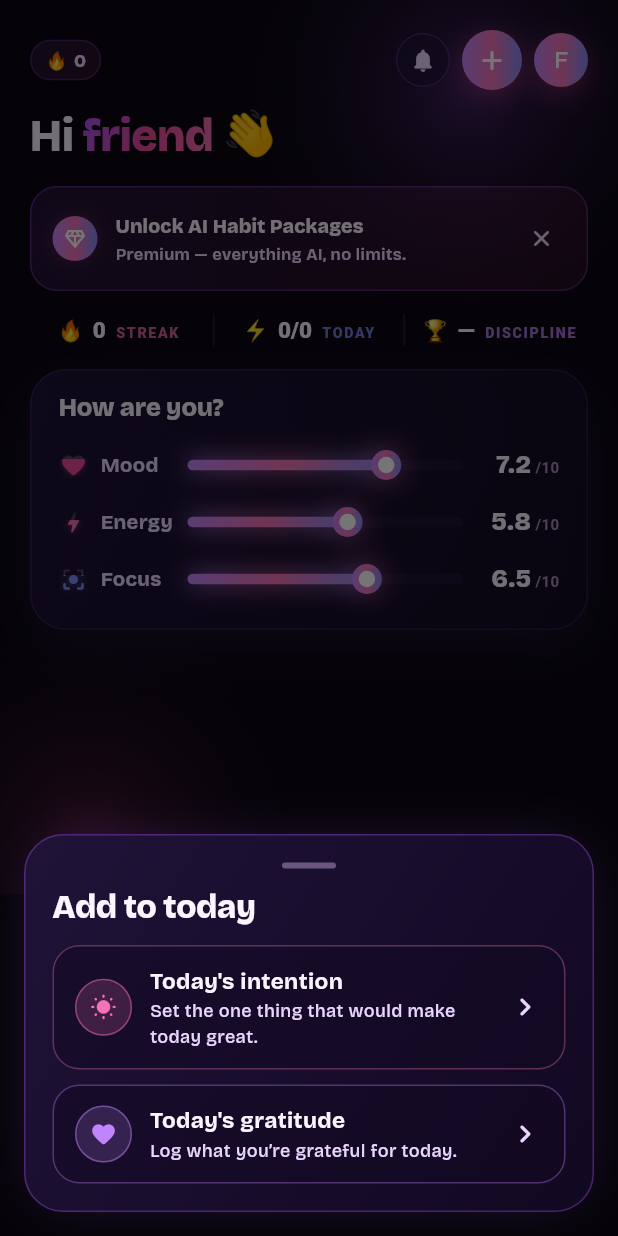
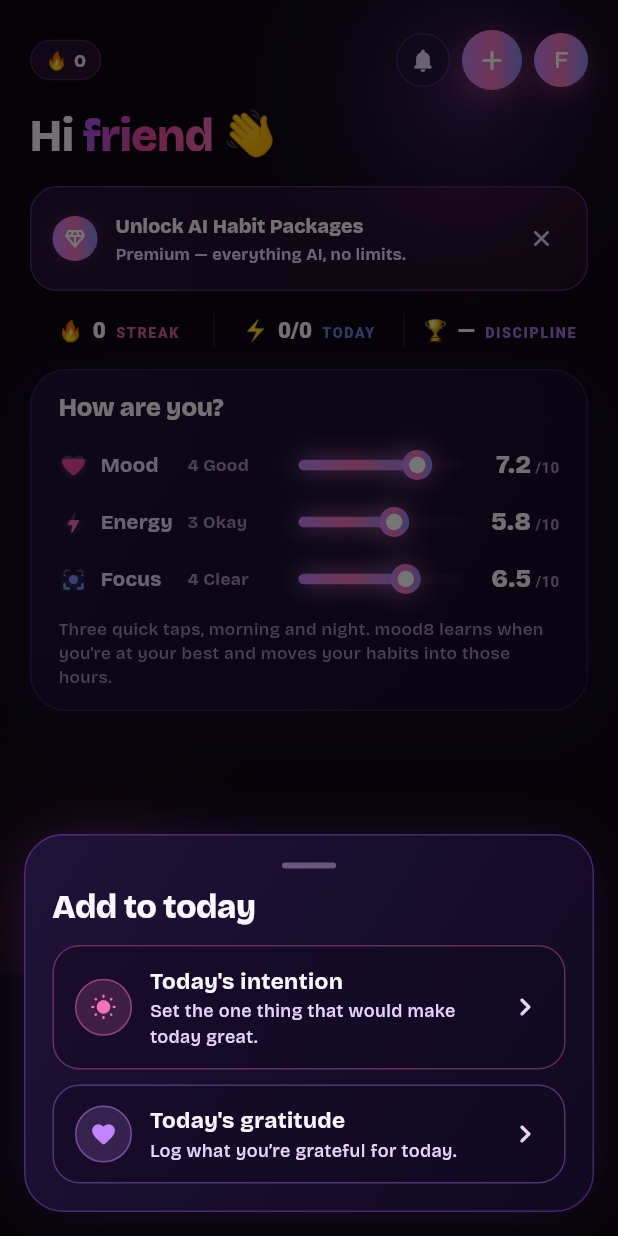
Before and after one commit to Overover1400/mood8, a Flutter app: the HomeScreen screen opened directly, after a tap on the "add" icon, on a phone screen of 412 x 824 dp. Run offline on Flutter 3.47's test engine with Material 3 defaults, Android fonts, the phone set to English and light mode, and no system bars; drawn by our look-alikes of flutter_animate; our stand-ins replace app_links, audioplayers, confetti, email_validator, firebase_core, firebase_crashlytics and 13 more; missing offline and left inert: dart:html; accounts and stored records are empty; statements that could not run were skipped.

Commit message:
feat(adaptation): the closed loop — engine card, 1-5 check-in scale
Spec v3.0 sections 2.1.1, 2.2, 3.2, 9.3, 9.4.

- AdaptationService + AdaptationCard: one inline card, one sentence,
  two buttons, max once a day (spec 10.4). No new screen, no settings.
- Check-in sliders now show the 1-5 level and its word (Very low ..
  Great / Exhausted .. Full / Scattered .. Sharp) plus the explainer
  line, so the three controls finally state what they measure.
- Storage stays a 0-1 double; only the readout is quantised, so
  existing history keeps working.

Backend pairs: rule-based adaptation engine, efficacy measurement
(14d before/after every accepted change) and cold-start cohort
intelligence with a 50-user minimum.

Co-Authored-By: Claude Opus 5 <noreply@anthropic.com>

```diff
--- a/lib/screens/home_screen.dart
+++ b/lib/screens/home_screen.dart
@@ -21,6 +21,7 @@ import '../models/sfx_type.dart';
 import '../models/share_card_data.dart';
 import 'share_progress_screen.dart';
 import '../models/user_profile.dart';
+import '../widgets/adaptation_card.dart';
 import '../services/adaptive_routine_service.dart';
 import '../services/badge_service.dart';
 import '../services/effects_service.dart';
@@ -663,6 +664,15 @@ class _HomeScreenState extends State<HomeScreen> {
                               begin: -0.15,
                               end: 0,
                               curve: Curves.easeOutCubic),
+                      // The adaptation engine's one visible surface:
+                      // a single inline card, at most once a day,
+                      // renders itself only when the server has
+                      // something concrete to propose (spec 10.4).
+                      AdaptationCard(
+                        onResolved: () {
+                          if (mounted) setState(() {});
+                        },
+                      ),
                       ValueListenableBuilder<Box<Reflection>>(
                         valueListenable: _reflections.watchReflections(),
                         builder: (context, _, _) {
@@ -1775,6 +1785,9 @@ class _MoodHeroCard extends StatelessWidget {
           Column(
             key: TutorialTargets.moodSliders,
             children: [
+              // 1–5 scale with the words shown (spec 2.1.1). Ten
+              // levels of mood twice a day is noise; five is a signal
+              // the adaptation engine can actually correlate against.
               CompactGlowSlider(
                 label: 'Mood',
                 icon: Icons.favorite_rounded,
@@ -1782,6 +1795,9 @@ class _MoodHeroCard extends StatelessWidget {
                 onChanged: onMood,
                 onChangeEnd: onSliderEnd,
                 fillTone: AppColors.pink,
+                levelLabels: const [
+                  'Very low', 'Low', 'Okay', 'Good', 'Great',
+                ],
               ),
               CompactGlowSlider(
                 label: 'Energy',
@@ -1790,6 +1806,9 @@ class _MoodHeroCard extends StatelessWidget {
                 onChanged: onEnergy,
                 onChangeEnd: onSliderEnd,
                 fillTone: AppColors.pinkLight,
+                levelLabels: const [
+                  'Exhausted', 'Tired', 'Okay', 'Energetic', 'Full',
+                ],
               ),
               CompactGlowSlider(
                 label: 'Focus',
@@ -1798,6 +1817,20 @@ class _MoodHeroCard extends StatelessWidget {
                 onChanged: onFocus,
                 onChangeEnd: onSliderEnd,
                 fillTone: AppColors.blueAccent,
+                levelLabels: const [
+                  'Scattered', 'Foggy', 'Okay', 'Clear', 'Sharp',
+                ],
+              ),
+              const SizedBox(height: 6),
+              Text(
+                'Three quick taps, morning and night. mood8 learns when '
+                'you\'re at your best and moves your habits into those '
+                'hours.',
+                style: TextStyle(
+                  color: BrandColors.inkDim(context),
+                  fontSize: 11.5,
+                  height: 1.4,
+                ),
               ),
             ],
           ),
--- /dev/null
+++ b/lib/widgets/adaptation_card.dart
@@ -0,0 +1,223 @@
+import 'package:flutter/material.dart';
+import 'package:flutter_animate/flutter_animate.dart';
+import 'package:google_fonts/google_fonts.dart';
+
+import '../services/adaptation_service.dart';
+import '../services/haptic_service.dart';
+import '../theme/app_theme.dart';
+
+/// The adaptation card — the one place the engine is visible.
+///
+/// Spec 10.4: one card, one sentence, two buttons. It appears inline in
+/// the normal flow, never as its own screen, at most once a day, and it
+/// is always dismissible. Everything the engine knows is compressed
+/// into a single sentence the user can accept or ignore in one tap.
+class AdaptationCard extends StatefulWidget {
+  const AdaptationCard({super.key, this.onResolved});
+
+  /// Called after the user accepts or declines, so the host screen can
+  /// refresh (an accepted time change alters today's schedule).
+  final VoidCallback? onResolved;
+
+  @override
+  State<AdaptationCard> createState() => _AdaptationCardState();
+}
+
+class _AdaptationCardState extends State<AdaptationCard> {
+  AdaptationProposal? _proposal;
+  bool _busy = false;
+  bool _done = false;
+  String? _closing;
+
+  @override
+  void initState() {
+    super.initState();
+    _load();
+  }
+
+  Future<void> _load() async {
+    final p = await AdaptationService().todaysProposal();
+    if (!mounted) return;
+    setState(() => _proposal = p);
+  }
+
+  Future<void> _respond(bool accept) async {
+    final p = _proposal;
+    if (p == null || _busy) return;
+    setState(() => _busy = true);
+    HapticService().light();
+    final ok = accept
+        ? await AdaptationService().accept(p.id)
+        : await AdaptationService().decline(p.id);
+    if (!mounted) return;
+    setState(() {
+      _busy = false;
+      _done = true;
+      _closing = ok
+          ? (accept
+              ? 'Done — updated. We\'ll check in two weeks whether it helped.'
+              : 'Kept as it is.')
+          : 'Couldn\'t save that — try again later.';
+    });
+    widget.onResolved?.call();
+    // Let the confirmation sit for a moment, then collapse the card.
+    Future<void>.delayed(const Duration(seconds: 4), () {
+      if (mounted) setState(() => _proposal = null);
+    });
+  }
+
+  @override
+  Widget build(BuildContext context) {
+    final p = _proposal;
+    if (p == null) return const SizedBox.shrink();
+
+    return Padding(
+      padding: const EdgeInsets.only(top: 18),
+      child: Container(
+        padding: const EdgeInsets.fromLTRB(16, 15, 16, 14),
+        decoration: BoxDecoration(
+          gradient: LinearGradient(
+            begin: Alignment.topLeft,
+            end: Alignment.bottomRight,
+            colors: [
+              AppColors.purple.withValues(alpha: 0.18),
+              BrandColors.bgCard(context).withValues(alpha: 0.94),
+            ],
+          ),
+          borderRadius: BorderRadius.circular(20),
+          border: Border.all(
+            color: AppColors.purple.withValues(alpha: 0.34),
+          ),
+          boxShadow: [
+            BoxShadow(
+              color: Colors.black.withValues(alpha: 0.22),
+              blurRadius: 18,
+              spreadRadius: -8,
+              offset: const Offset(0, 6),
+            ),
+          ],
+        ),
+        child: Column(
+          crossAxisAlignment: CrossAxisAlignment.start,
+          children: [
+            Row(
+              children: [
+                Icon(Icons.auto_fix_high_rounded,
+                    size: 17, color: AppColors.pinkLight),
+                const SizedBox(width: 7),
+                Text(
+                  'YOUR PLAN, ADJUSTED',
+                  style: TextStyle(
+                    color: BrandColors.inkDim(context),
+                    fontSize: 10,
+                    fontWeight: FontWeight.w800,
+                    letterSpacing: 1.5,
+                  ),
+                ),
+              ],
+            ),
+            const SizedBox(height: 10),
+            if (_done)
+              Text(
+                _closing ?? '',
+                style: TextStyle(
+                  color: BrandColors.inkSoft(context),
+                  fontSize: 14.5,
+                  height: 1.45,
+                ),
+              )
+            else ...[
+              Text(
+                p.rationale,
+                style: GoogleFonts.plusJakartaSans(
+                  color: BrandColors.ink(context),
+                  fontSize: 15,
+                  height: 1.45,
+                  fontWeight: FontWeight.w600,
+                ),
+              ),
+              const SizedBox(height: 14),
+              Row(
+                children: [
+                  Expanded(
+                    child: _Btn(
+                      label: p.acceptLabel,
+                      primary: true,
+                      busy: _busy,
+                      onTap: () => _respond(true),
+                    ),
+                  ),
+                  const SizedBox(width: 10),
+                  Expanded(
+                    child: _Btn(
+                      label: p.declineLabel,
+                      primary: false,
+                      busy: _busy,
+                      onTap: () => _respond(false),
+                    ),
+                  ),
+                ],
+              ),
+            ],
+          ],
+        ),
+      )
+          .animate()
+          .fadeIn(duration: 420.ms)
+          .slideY(begin: 0.08, end: 0, curve: Curves.easeOutCubic),
+    );
+  }
+}
+
+class _Btn extends StatelessWidget {
+  const _Btn({
+    required this.label,
+    required this.primary,
+    required this.busy,
+    required this.onTap,
+  });
+
+  final String label;
+  final bool primary;
+  final bool busy;
+  final VoidCallback onTap;
+
+  @override
+  Widget build(BuildContext context) {
+    return Material(
+      color: Colors.transparent,
+      child: InkWell(
+        borderRadius: BorderRadius.circular(22),
+        onTap: busy ? null : onTap,
+        child: Container(
+          padding: const EdgeInsets.symmetric(vertical: 11),
+          alignment: Alignment.center,
+          decoration: BoxDecoration(
+            gradient: primary
+                ? LinearGradient(colors: [
+                    AppColors.purpleLight,
+                    AppColors.pinkLight,
+                  ])
+                : null,
+            color: primary
+                ? null
+                : BrandColors.bgDeep(context).withValues(alpha: 0.5),
+            borderRadius: BorderRadius.circular(22),
+            border: primary
+                ? null
+                : Border.all(
+                    color: AppColors.purple.withValues(alpha: 0.34)),
+          ),
+          child: Text(
+            label,
+            style: TextStyle(
+              color: primary ? Colors.white : BrandColors.inkSoft(context),
+              fontSize: 13.5,
+              fontWeight: FontWeight.w800,
+            ),
+          ),
+        ),
+      ),
+    );
+  }
+}
--- a/lib/widgets/glow_slider.dart
+++ b/lib/widgets/glow_slider.dart
@@ -193,6 +193,7 @@ class CompactGlowSlider extends StatefulWidget {
     required this.onChanged,
     this.onChangeEnd,
     this.fillTone,
+    this.levelLabels,
   });
 
   final String label;
@@ -200,6 +201,16 @@ class CompactGlowSlider extends StatefulWidget {
   final double value;
   final ValueChanged<double> onChanged;
   final ValueChanged<double>? onChangeEnd;
+  /// Five words for the 1–5 scale, lowest first. When supplied, the
+  /// slider shows "4 Good" beside the track instead of a bare bar.
+  /// The spec is explicit that the number and the word appear together:
+  /// a slider with no readout is the reason nobody knew what these
+  /// three controls meant. Storage stays a 0–1 double; only the
+  /// readout is quantised.
+  final List<String>? levelLabels;
+
+  /// 1–5 level for a 0–1 slider value.
+  static int levelFor(double v) => (v * 4).round().clamp(0, 4) + 1;
   /// When provided, the leading icon renders as a fill-by-value
   /// glyph (empty silhouette + bottom-up coloured fill), like the
   /// _MoodFillIcon that used to live in the Home header. Driven by
@@ -270,6 +281,24 @@ class _CompactGlowSliderState extends State<CompactGlowSlider> {
               ),
             ),
           ),
+          if (widget.levelLabels != null && widget.levelLabels!.length == 5)
+            SizedBox(
+              width: 74,
+              child: Builder(builder: (context) {
+                final shown = _liveValue ?? widget.value;
+                final lvl = CompactGlowSlider.levelFor(shown);
+                return Text(
+                  '$lvl ${widget.levelLabels![lvl - 1]}',
+                  maxLines: 1,
+                  overflow: TextOverflow.ellipsis,
+                  style: TextStyle(
+                    color: BrandColors.inkDim(context),
+                    fontWeight: FontWeight.w700,
+                    fontSize: 11.5,
+                  ),
+                );
+              }),
+            ),
           Expanded(
             child: SliderTheme(
               data: SliderThemeData(
--- a/pubspec.yaml
+++ b/pubspec.yaml
@@ -1,7 +1,7 @@
 name: mood8
 description: "Mood8 — Become more of yourself. AI-powered personal operating system."
 publish_to: 'none'
-version: 0.1.3+96
+version: 0.2.0+97
 
 environment:
   sdk: '>=3.11.0 <4.0.0'
```
Also changed, not shown: lib/services/adaptation_service.dart (added, +213 -0 lines).
